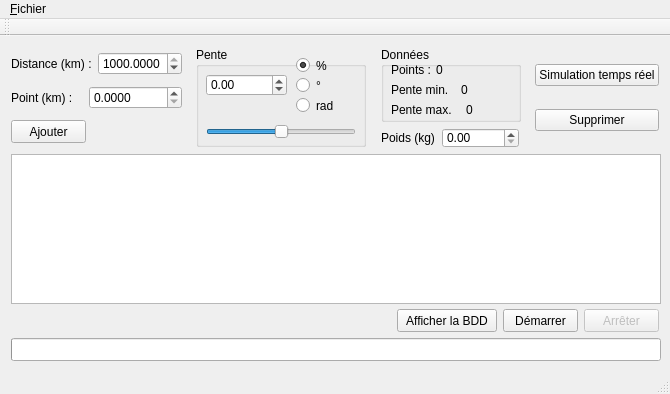
The window that mainwindow.ui (KartProject/IHM) describes before a commit, drawn with Qt 5.
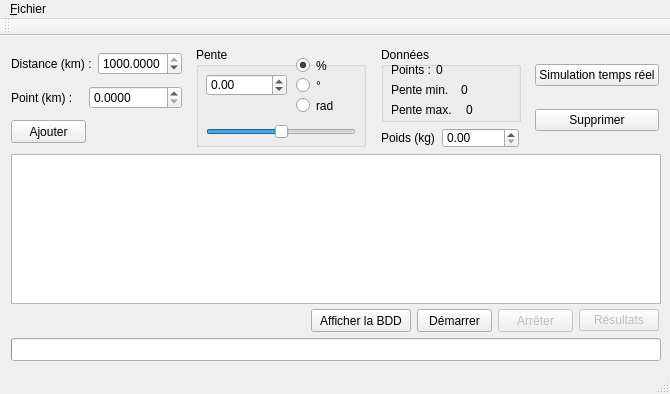
The same window after the commit.

The edit to the form file:
```diff
--- a/mainwindow.ui
+++ b/mainwindow.ui
@@ -471,7 +471,7 @@
        <widget class="QLabel" name="progressLabel">
         <property name="minimumSize">
          <size>
-          <width>360</width>
+          <width>300</width>
           <height>20</height>
          </size>
         </property>
@@ -562,6 +562,16 @@
         </property>
        </widget>
       </item>
+      <item>
+       <widget class="QPushButton" name="results_button">
+        <property name="enabled">
+         <bool>false</bool>
+        </property>
+        <property name="text">
+         <string>Résultats</string>
+        </property>
+       </widget>
+      </item>
      </layout>
     </item>
     <item row="3" column="0">
```
Left out of the diff: 12 changed lines with no effect on the pictures.
